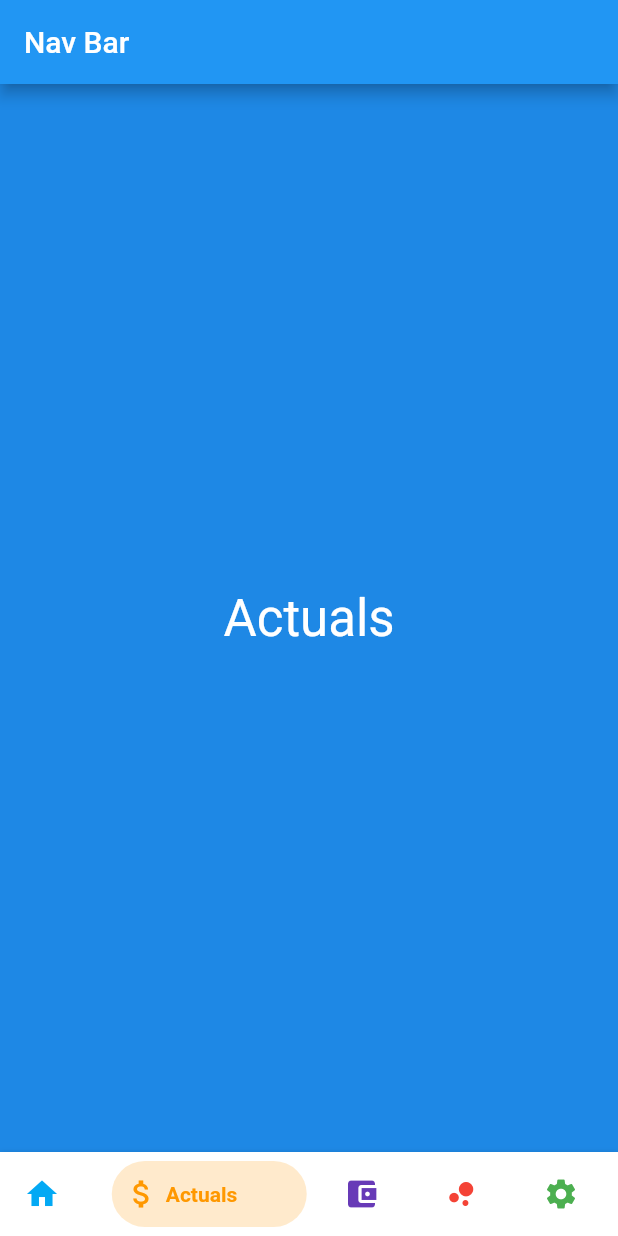
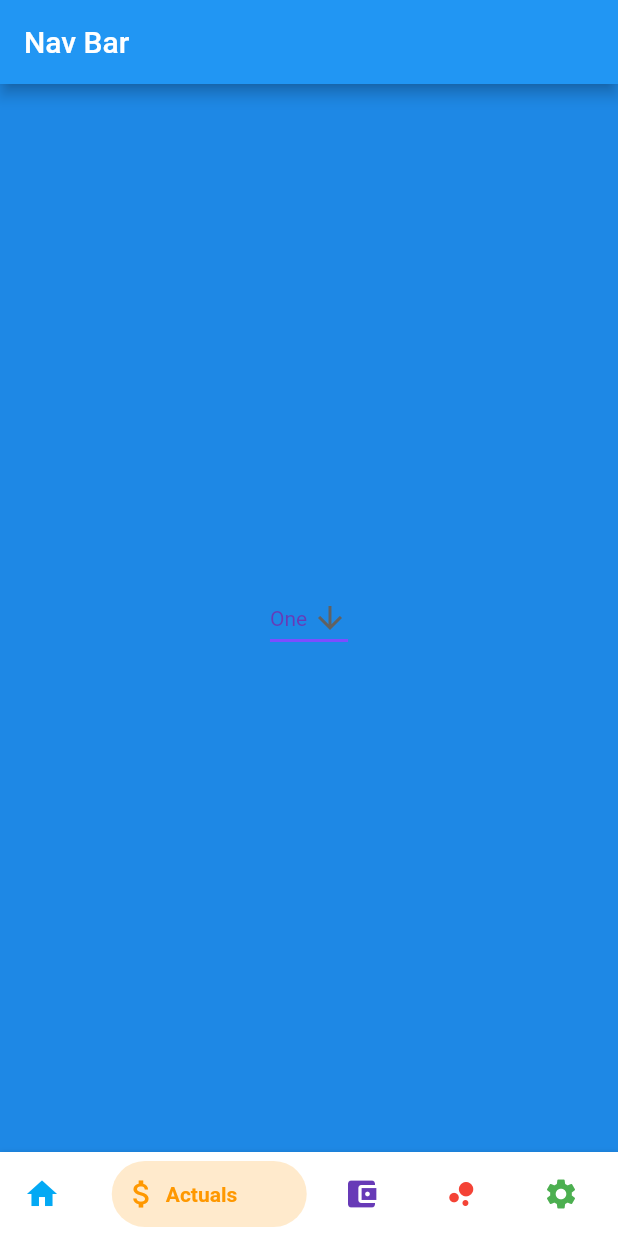
Before and after one commit to jkbngl/FFD, a Flutter app: the MyHomePage screen opened directly, swiped to page 2, on a phone screen of 412 x 824 dp. Run offline on Flutter 3.47's test engine with Material 2 defaults, Android fonts, the light colour scheme and no system bars; drawn by our look-alikes of bottom_navy_bar.

Commit message:
#21 #11 added a dropdown slider to page two

```diff
--- a/flutter/ffd/lib/backup_color_change_on_nav_tab.dart
+++ b/flutter/ffd/lib/backup_color_change_on_nav_tab.dart
@@ -41,6 +41,8 @@ class _MyHomePageState extends State<MyHomePage> {
     super.dispose();
   }
 
+  String dropdownValue = 'One';
+
   @override
   Widget build(BuildContext context) {
     return Scaffold(
@@ -74,11 +76,33 @@ class _MyHomePageState extends State<MyHomePage> {
               padding: const EdgeInsets.all(8.0),
               color: Colors.blue[600],
               alignment: Alignment.center,
-              child: Text('Actuals',
-                  style: Theme.of(context)
-                      .textTheme
-                      .display1
-                      .copyWith(color: Colors.white)),
+              child:  DropdownButton<String>(
+    value: dropdownValue,
+    icon: Icon(Icons.arrow_downward),
+    iconSize: 24,
+    elevation: 16,
+    style: TextStyle(
+    color: Colors.deepPurple
+    ),
+    underline: Container(
+    height: 2,
+    color: Colors.deepPurpleAccent,
+    ),
+    onChanged: (String newValue) {
+    setState(() {
+    dropdownValue = newValue;
+    });
+    },
+    items: <String>['One', 'Two', 'Free', 'Four']
+        .map<DropdownMenuItem<String>>((String value) {
+    return DropdownMenuItem<String>(
+    value: value,
+    child: Text(value),
+    );
+    })
+        .toList(),
+
+                )
             ),
             Container(
               color: Colors.green,
```
